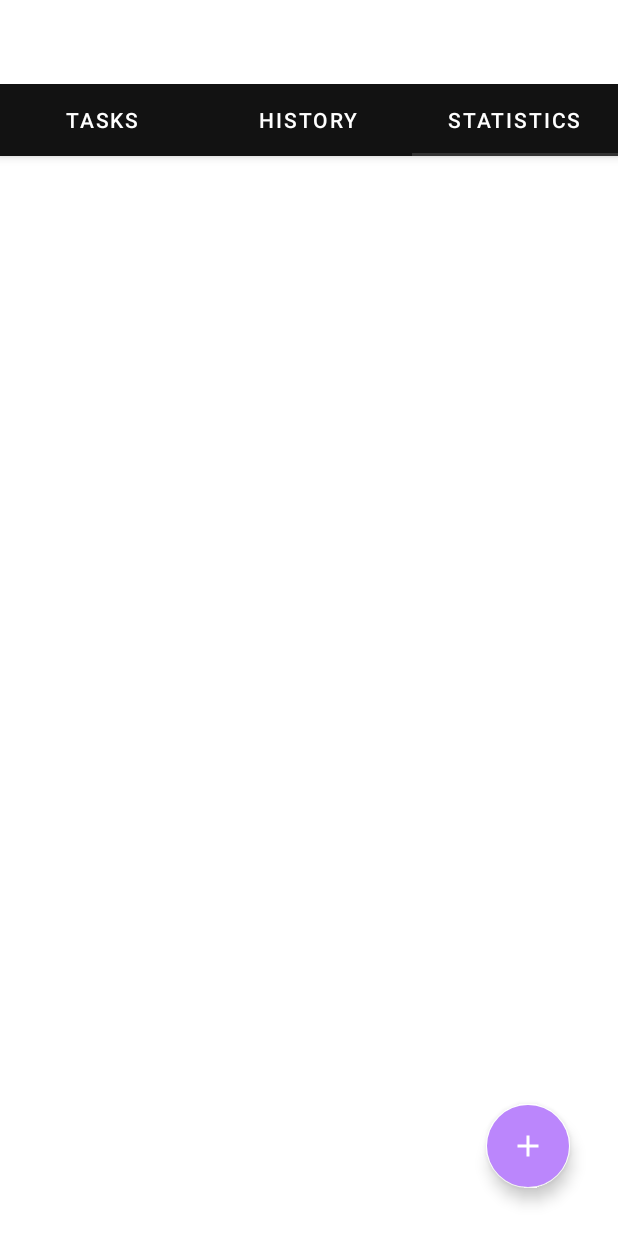
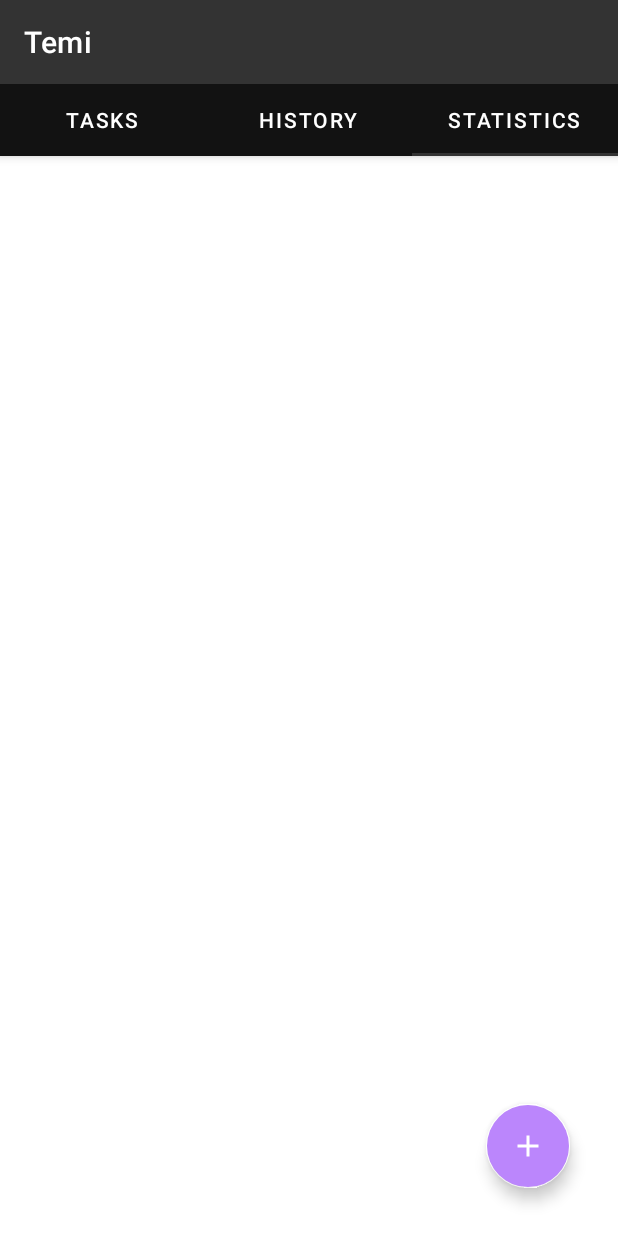
Before and after one commit to rafaelmotaalves/android-time-tracker, an Android app: the screen it shows after launch (MainActivity), tab 3 chosen, on a phone screen of 412 x 824 dp. Run offline under Robolectric (Android 15) with nearby library versions, the phone set to English and light mode, and no system bars; our stand-ins replace Room's generated code; libraries missing offline, so code that uses them is left out: com.google.maps.android; 2 statements that could not run were skipped.

Commit message:
Fix appbar in light mode

```diff
--- a/app/src/main/res/values-night/themes.xml
+++ b/app/src/main/res/values-night/themes.xml
@@ -34,7 +34,8 @@
         <item name="android:windowExitAnimation">@anim/slide_down</item>
     </style>
 
-    <style name="Theme.TimeTracker.ActionBar" parent="Widget.MaterialComponents.Toolbar.Surface">
+    <style name="Theme.TimeTracker.ActionBar">
         <item name="titleTextColor">@color/white</item>
+        <item name="backgroundColor">#333333</item>
     </style>
 </resources>
--- a/app/src/main/res/values/themes.xml
+++ b/app/src/main/res/values/themes.xml
@@ -34,7 +34,8 @@
         <item name="android:windowExitAnimation">@anim/slide_down</item>
     </style>
 
-    <style name="Theme.TimeTracker.ActionBar" parent="Widget.MaterialComponents.Toolbar.Surface">
+    <style name="Theme.TimeTracker.ActionBar">
         <item name="titleTextColor">@color/white</item>
+        <item name="backgroundColor">#333333</item>
     </style>
 </resources>
```
